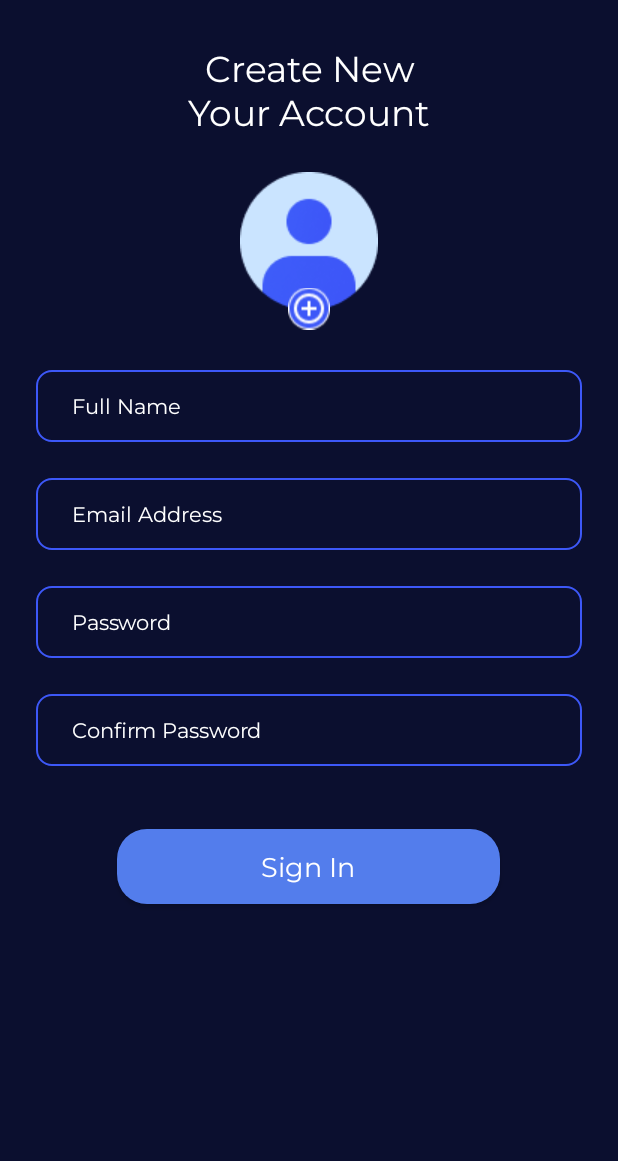
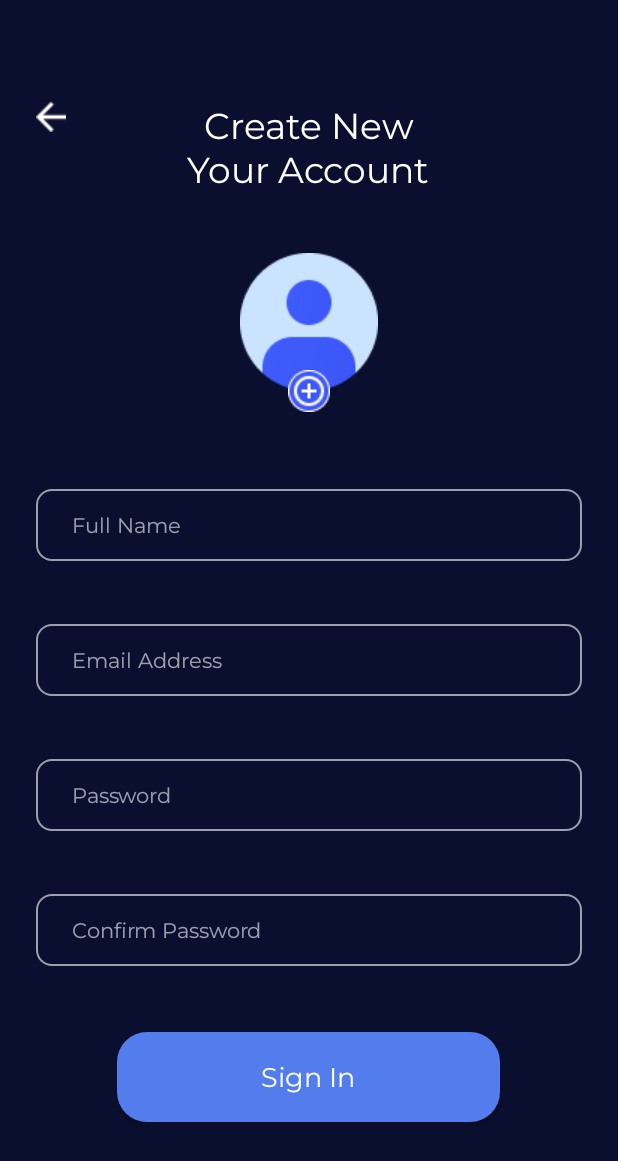
Before and after one commit to ManhHoDinh/MovieTicketApp, an Android app: the screen it shows after launch (SignUpActivity), on a phone screen of 412 x 824 dp. Shown: the top 1161 px of the screen. Run offline under Robolectric (Android 15) with nearby library versions, the phone set to English and light mode, and no system bars.

Commit message:
fix some bug in SignIn and SignUp

```diff
--- a/app/src/main/res/drawable/edittext_boder.xml
+++ b/app/src/main/res/drawable/edittext_boder.xml
@@ -1,6 +1,6 @@
 <?xml version="1.0" encoding="utf-8"?>
 <shape xmlns:android="http://schemas.android.com/apk/res/android">
-<stroke android:color="@color/main_color"
+<stroke android:color="@color/hint_color"
     android:width="1dp"/>
     <corners android:radius="10dp"/>
 </shape>
--- a/app/src/main/res/layout/activity_sign_up.xml
+++ b/app/src/main/res/layout/activity_sign_up.xml
@@ -8,43 +8,61 @@
     android:paddingRight="24dp"
     android:background="@color/dark_background_1"
     tools:context=".SignUpActivity">
+
+    <ScrollView
+        android:layout_width="match_parent"
+        android:layout_height="match_parent">
         <LinearLayout
-        android:orientation="vertical"
             android:layout_width="match_parent"
             android:layout_height="match_parent"
-        android:gravity="left">
-        <TextView
+            android:gravity="left|center"
+            android:orientation="vertical"
+            tools:layout_editor_absoluteX="24dp"
+            tools:layout_editor_absoluteY="0dp">
+
+            <RelativeLayout
                 android:layout_width="match_parent"
                 android:layout_height="wrap_content"
+                android:layout_marginTop="68dp">
+                <Button
+                    android:id="@+id/backbutton"
+                    android:layout_width="20dp"
+                    android:layout_height="20dp"
+                    android:layout_gravity="left"
+                    android:background="@drawable/back_icon" />
+
+                <TextView
+                    style="@style/TextAppearance.AppCompat.Light.SearchResult.Title"
+                    android:layout_width="wrap_content"
+                    android:layout_height="wrap_content"
                     android:gravity="center"
+                    android:layout_centerHorizontal="true"
                     android:text="Create New\nYour Account"
-            android:textSize="24dp"
-            android:textStyle="bold"
+                    android:textColor="@color/white_background"
                     android:fontFamily="@font/montserrat_regular"
                     android:textFontWeight="500"
-            android:layout_marginTop="30dp"
-            android:layout_marginBottom="24dp"
-            style="@style/TextAppearance.AppCompat.Light.SearchResult.Title"
-            android:textColor="@color/white_background"/>
+                    android:textSize="24dp"
+                    android:textStyle="bold" />
+            </RelativeLayout>
             <ImageView
-            android:layout_width="wrap_content"
-            android:layout_height="wrap_content"
+                android:layout_width="92dp"
+                android:layout_height="92dp"
                 android:layout_gravity="center"
-            android:src="@drawable/profile"
-            />
+                android:layout_marginTop="40dp"
+                android:src="@drawable/profile" />
+
             <ImageView
                 android:layout_width="wrap_content"
                 android:layout_height="wrap_content"
                 android:layout_gravity="center"
                 android:src="@drawable/add"
-            android:translationY="-15dp"/>
+                android:translationY="-14dp" />
 
             <EditText
                 android:id="@+id/fullname"
                 android:layout_width="match_parent"
                 android:layout_height="48dp"
-            android:layout_marginTop="12dp"
-            android:layout_marginBottom="12dp"
+                android:layout_marginTop="37dp"
                 android:background="@drawable/edittext_boder"
                 android:fontFamily="@font/montserrat_regular"
                 android:hint="Full Name"
@@ -52,15 +70,14 @@
                 android:paddingLeft="24dp"
                 android:singleLine="true"
                 android:textColor="@color/white_background"
-            android:textColorHint="@color/white_background"
+                android:textColorHint="@color/hint_color"
                 android:textSize="14dp" />
 
             <EditText
                 android:id="@+id/emailaddress"
                 android:layout_width="match_parent"
                 android:layout_height="48dp"
-            android:layout_marginTop="12dp"
-            android:layout_marginBottom="12dp"
+                android:layout_marginTop="42dp"
                 android:background="@drawable/edittext_boder"
                 android:fontFamily="@font/montserrat_regular"
                 android:hint="Email Address"
@@ -68,15 +85,14 @@
                 android:paddingLeft="24dp"
                 android:singleLine="true"
                 android:textColor="@color/white_background"
-            android:textColorHint="@color/white_background"
+                android:textColorHint="@color/hint_color"
                 android:textSize="14dp" />
 
             <EditText
                 android:id="@+id/password"
                 android:layout_width="match_parent"
                 android:layout_height="48dp"
-            android:layout_marginTop="12dp"
-            android:layout_marginBottom="12dp"
+                android:layout_marginTop="42dp"
                 android:background="@drawable/edittext_boder"
                 android:fontFamily="@font/montserrat_regular"
                 android:hint="Password"
@@ -84,15 +100,14 @@
                 android:paddingLeft="24dp"
                 android:singleLine="true"
                 android:textColor="@color/white_background"
-            android:textColorHint="@color/white_background"
+                android:textColorHint="@color/hint_color"
                 android:textSize="14dp" />
 
             <EditText
                 android:id="@+id/confirmpassword"
                 android:layout_width="match_parent"
                 android:layout_height="48dp"
-            android:layout_marginTop="12dp"
-            android:layout_marginBottom="12dp"
+                android:layout_marginTop="42dp"
                 android:background="@drawable/edittext_boder"
                 android:fontFamily="@font/montserrat_regular"
                 android:hint="Confirm Password"
@@ -100,16 +115,17 @@
                 android:paddingLeft="24dp"
                 android:singleLine="true"
                 android:textColor="@color/white_background"
-            android:textColorHint="@color/white_background"
+                android:textColorHint="@color/hint_color"
                 android:textSize="14dp" />
 
             <Button
                 android:id="@+id/SignUpBtn"
                 style="@android:style/Widget.Button"
                 android:layout_width="255dp"
-            android:layout_height="50dp"
+                android:layout_height="60dp"
                 android:layout_gravity="center"
-            android:layout_marginTop="30dp"
+                android:layout_marginTop="44dp"
+                android:layout_marginBottom="68dp"
                 android:background="@drawable/button_background"
                 android:fontFamily="@font/montserrat_regular"
                 android:gravity="center"
@@ -119,4 +135,5 @@
                 android:textSize="18dp"
                 android:textStyle="bold" />
         </LinearLayout>
+    </ScrollView>
 </android.support.constraint.ConstraintLayout>
--- a/app/src/main/res/values/colors.xml
+++ b/app/src/main/res/values/colors.xml
@@ -18,4 +18,5 @@
     <color name="very_dark_background">#FF051138</color>
     <color name="login_unable">#FF537DEC</color>
     <color name="signup_color1">#FF449EEF</color>
+    <color name="hint_color">#99FFFFFF</color>
 </resources>
```
Also changed, not shown: app/src/main/res/layout/activity_sign_in.xml (+18 -19 lines), app/src/main/res/drawable/back_icon.png (added), app/src/main/res/drawable/logo.png. Lines whose indentation alone changed are shown as unchanged.
